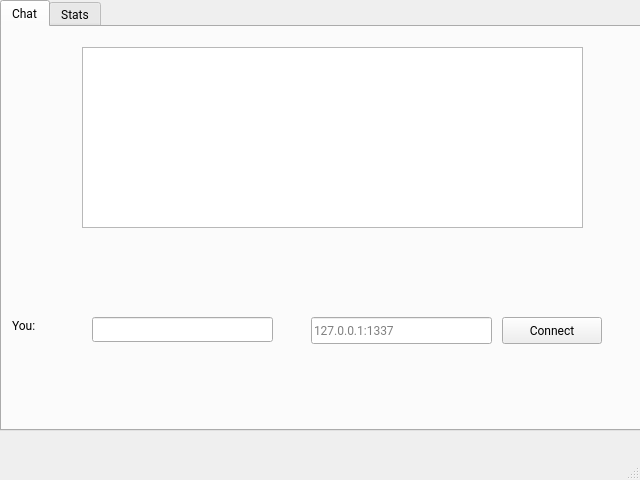
Qt form UI/PyDrone.ui (LeoHeller/PyDrone) before a commit.
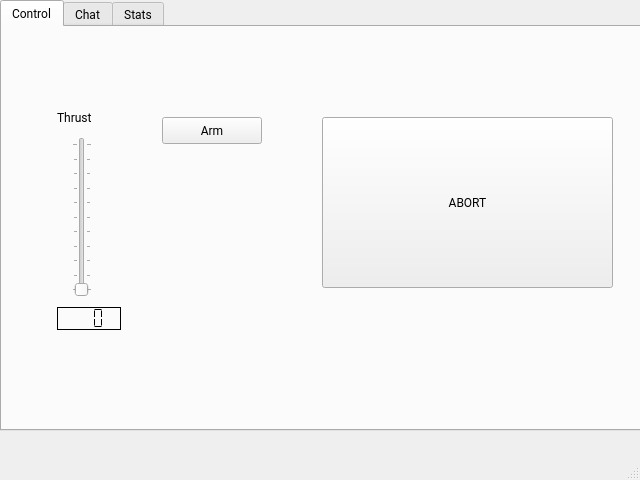
The same form after that commit.

Patch:
```diff
--- a/UI/PyDrone.ui
+++ b/UI/PyDrone.ui
@@ -82,6 +82,115 @@
        <property name="currentIndex">
         <number>0</number>
        </property>
+       <widget class="QWidget" name="tabWidgetPage3">
+        <attribute name="title">
+         <string>Control</string>
+        </attribute>
+        <widget class="QSlider" name="ThrustverticalSlider">
+         <property name="geometry">
+          <rect>
+           <x>70</x>
+           <y>110</y>
+           <width>20</width>
+           <height>160</height>
+          </rect>
+         </property>
+         <property name="maximum">
+          <number>100</number>
+         </property>
+         <property name="orientation">
+          <enum>Qt::Vertical</enum>
+         </property>
+         <property name="tickPosition">
+          <enum>QSlider::TicksBothSides</enum>
+         </property>
+         <property name="tickInterval">
+          <number>10</number>
+         </property>
+        </widget>
+        <widget class="QLabel" name="label">
+         <property name="geometry">
+          <rect>
+           <x>55</x>
+           <y>80</y>
+           <width>50</width>
+           <height>20</height>
+          </rect>
+         </property>
+         <property name="text">
+          <string>Thrust</string>
+         </property>
+        </widget>
+        <widget class="QLCDNumber" name="ThrustlcdNumber">
+         <property name="geometry">
+          <rect>
+           <x>55</x>
+           <y>280</y>
+           <width>64</width>
+           <height>23</height>
+          </rect>
+         </property>
+         <property name="frameShape">
+          <enum>QFrame::Box</enum>
+         </property>
+         <property name="frameShadow">
+          <enum>QFrame::Plain</enum>
+         </property>
+         <property name="lineWidth">
+          <number>1</number>
+         </property>
+         <property name="smallDecimalPoint">
+          <bool>false</bool>
+         </property>
+         <property name="digitCount">
+          <number>3</number>
+         </property>
+         <property name="segmentStyle">
+          <enum>QLCDNumber::Flat</enum>
+         </property>
+         <property name="intValue" stdset="0">
+          <number>0</number>
+         </property>
+        </widget>
+        <widget class="QPushButton" name="AbortpushButton">
+         <property name="geometry">
+          <rect>
+           <x>320</x>
+           <y>90</y>
+           <width>291</width>
+           <height>171</height>
+          </rect>
+         </property>
+         <property name="text">
+          <string>ABORT</string>
+         </property>
+         <property name="checkable">
+          <bool>false</bool>
+         </property>
+         <property name="autoDefault">
+          <bool>false</bool>
+         </property>
+         <property name="default">
+          <bool>false</bool>
+         </property>
+         <property name="flat">
+          <bool>false</bool>
+         </property>
+        </widget>
+        <widget class="QPushButton" name="ArmpushButton">
+         <property name="geometry">
+          <rect>
+           <x>160</x>
+           <y>90</y>
+           <width>100</width>
+           <height>27</height>
+          </rect>
+         </property>
+         <property name="text">
+          <string>Arm</string>
+         </property>
+        </widget>
+       </widget>
        <widget class="QWidget" name="tabWidgetPage1">
         <property name="sizePolicy">
          <sizepolicy hsizetype="Preferred" vsizetype="Preferred">
```
Left out of the diff: 72 changed lines with no effect on the pictures.
